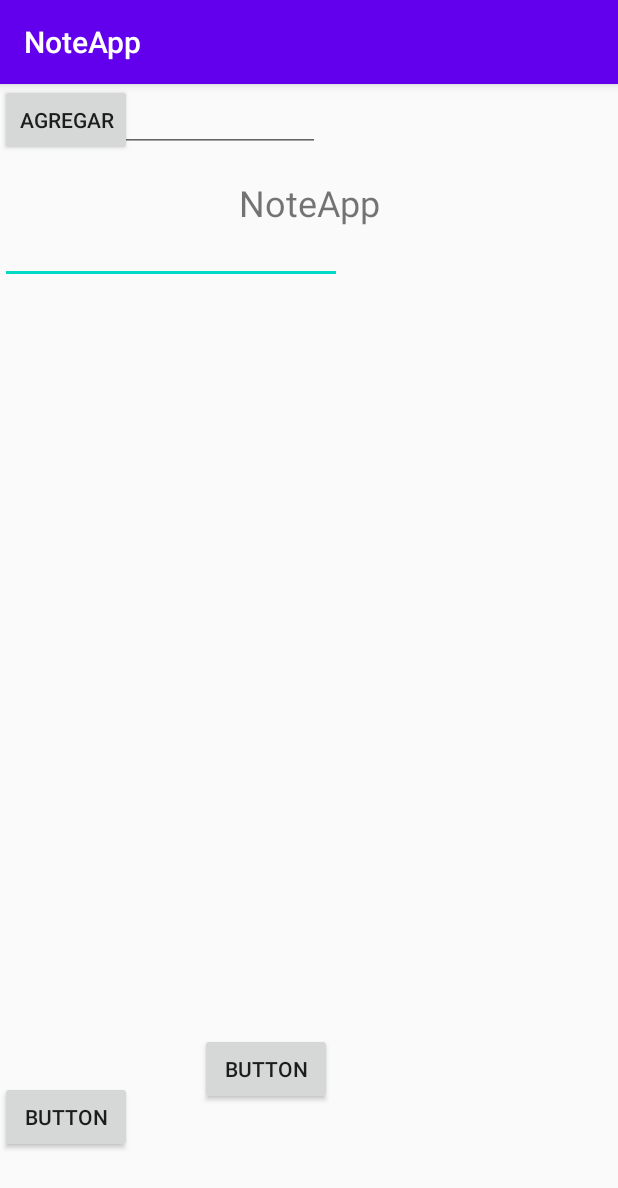
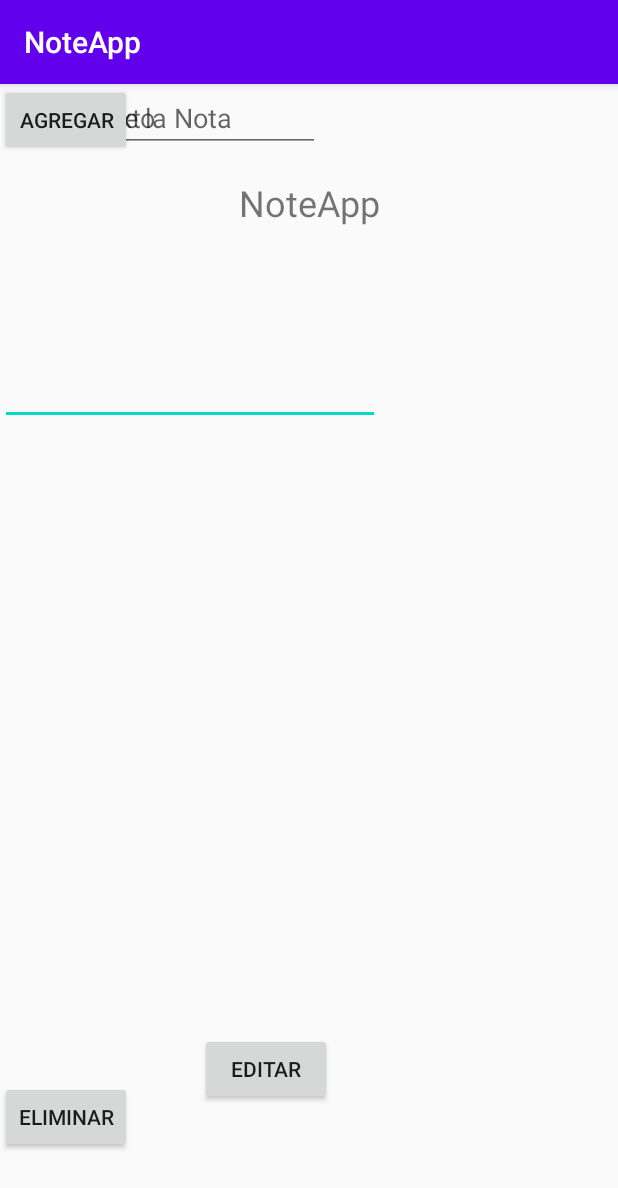
Before and after one commit to ElKyna/NoteAPP, an Android app: the screen it shows after launch (MainActivity), on a phone screen of 412 x 824 dp. Shown: the top 1188 px of the screen. Run offline under Robolectric (Android 15) with nearby library versions, the phone set to English and light mode, and no system bars.

Commit message:
bases diseño

```diff
--- a/app/src/main/res/layout/activity_main.xml
+++ b/app/src/main/res/layout/activity_main.xml
@@ -20,7 +20,7 @@
         app:layout_constraintVertical_bias="0.085" />
 
     <Button
-        android:id="@+id/button"
+        android:id="@+id/btnAgregar"
         android:layout_width="wrap_content"
         android:layout_height="wrap_content"
         android:text="Agregar"
@@ -28,28 +28,28 @@
         tools:layout_editor_absoluteY="628dp" />
 
     <Button
-        android:id="@+id/button2"
+        android:id="@+id/btnEditar"
         android:layout_width="wrap_content"
         android:layout_height="wrap_content"
         android:layout_marginStart="45dp"
         android:layout_marginTop="537dp"
         android:layout_marginEnd="60dp"
         android:layout_marginBottom="54dp"
-        android:text="Button"
+        android:text="Editar"
         app:layout_constraintBottom_toBottomOf="parent"
-        app:layout_constraintEnd_toStartOf="@+id/button3"
+        app:layout_constraintEnd_toStartOf="@+id/btnEliminar"
         app:layout_constraintHorizontal_bias="0.0"
-        app:layout_constraintStart_toEndOf="@+id/button"
+        app:layout_constraintStart_toEndOf="@+id/btnAgregar"
         app:layout_constraintTop_toBottomOf="@+id/textView"
         app:layout_constraintVertical_bias="0.0" />
 
     <Button
-        android:id="@+id/button3"
+        android:id="@+id/btnEliminar"
         android:layout_width="wrap_content"
         android:layout_height="wrap_content"
         android:layout_marginTop="628dp"
         android:layout_marginBottom="55dp"
-        android:text="Button"
+        android:text="Eliminar"
         app:layout_constraintBottom_toBottomOf="parent"
         app:layout_constraintTop_toTopOf="parent"
         app:layout_constraintVertical_bias="1.0"
@@ -57,22 +57,23 @@
 
     <EditText
         android:id="@+id/editTextTextMultiLine"
-        android:layout_width="228dp"
-        android:layout_height="133dp"
+        android:layout_width="253dp"
+        android:layout_height="227dp"
         android:ems="10"
         android:gravity="start|top"
+        android:hint="Inserte texto"
         android:inputType="textMultiLine"
-        tools:layout_editor_absoluteX="85dp"
-        tools:layout_editor_absoluteY="224dp" />
+        tools:layout_editor_absoluteX="82dp"
+        tools:layout_editor_absoluteY="284dp" />
 
     <EditText
-        android:id="@+id/editTextTextPersonName"
+        android:id="@+id/lblNombreNota"
         android:layout_width="wrap_content"
         android:layout_height="wrap_content"
         android:ems="10"
+        android:hint="Nombre de la Nota"
         android:inputType="textPersonName"
-        android:text="Name"
-        tools:layout_editor_absoluteX="60dp"
-        tools:layout_editor_absoluteY="114dp" />
+        tools:layout_editor_absoluteX="87dp"
+        tools:layout_editor_absoluteY="127dp" />
 
 </android.support.constraint.ConstraintLayout>
```
